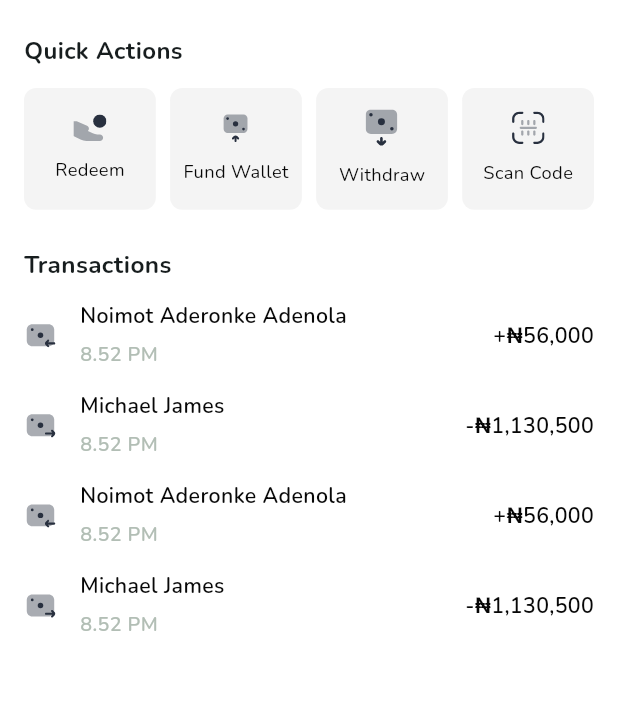
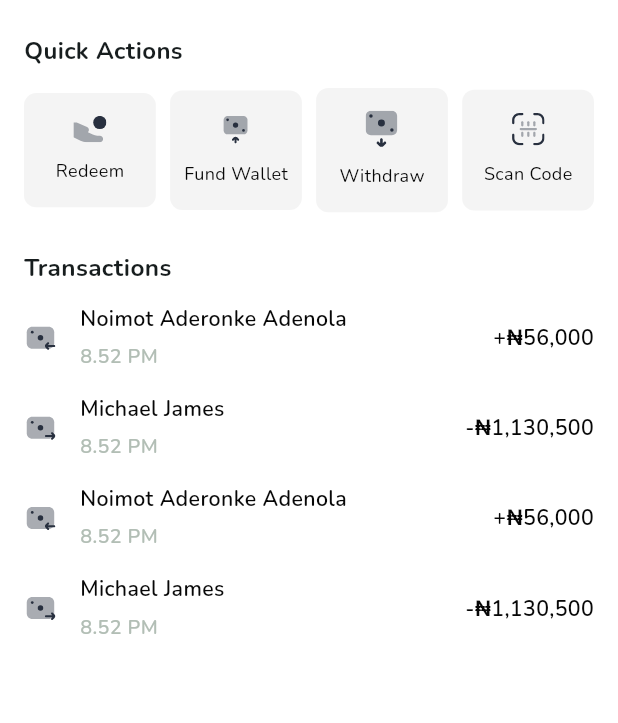
Before and after one commit to nikkieke/okeowo, a Flutter app: the screen it shows after launch, on a phone screen of 412 x 824 dp. Shown: the part 383-1106 px from the top of the screen. Run offline on Flutter 3.47's test engine with Material 2 defaults, Android fonts, the light colour scheme and no system bars; our stand-ins replace flutter_screenutil, flutter_svg, go_router, google_fonts.

Commit message:
adjust dimensions to prevent overflow

```diff
--- a/lib/features/home/presentation/widgets/quick_action_items.dart
+++ b/lib/features/home/presentation/widgets/quick_action_items.dart
@@ -18,7 +18,7 @@
   @override
   Widget build(BuildContext context) {
     return Container(
-      height: 80.h,
+      padding: EdgeInsets.only(top: 15.r, bottom: 15.r, right:5.r, left:5.r),
       width: 80.w,
       decoration: BoxDecoration(
         color: AppColors.leadGrey,
@@ -35,7 +35,7 @@
           AppText(
             text: text,
             color: AppColors.primaryColor,
-            size: 12.sp,
+            size: 12,
             fontWeight: FontWeight.w400,
           ),
         ],
```
